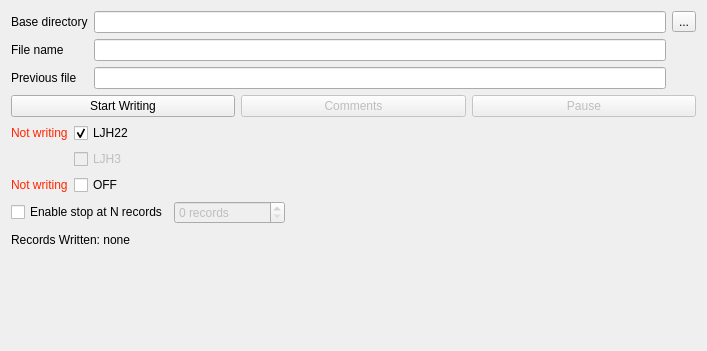
Above: dastardcommander/ui/writing.ui from usnistgov/dastardcommander before the change. Below: the same form after it.
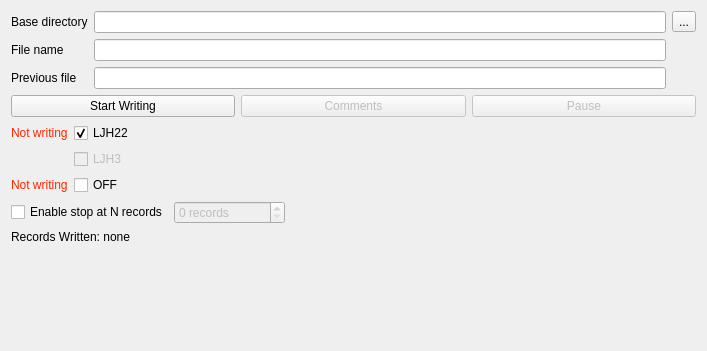
That is the form after the change.

Commit message: Try to let pulses written QLabel expand

What changed in the file:
```diff
--- a/dastardcommander/ui/writing.ui
+++ b/dastardcommander/ui/writing.ui
@@ -224,19 +224,6 @@
        </property>
       </widget>
      </item>
-     <item>
-      <spacer name="horizontalSpacer_2">
-       <property name="orientation">
-        <enum>Qt::Horizontal</enum>
-       </property>
-       <property name="sizeHint" stdset="0">
-        <size>
-         <width>40</width>
-         <height>20</height>
-        </size>
-       </property>
-      </spacer>
-     </item>
     </layout>
    </item>
    <item>
```
